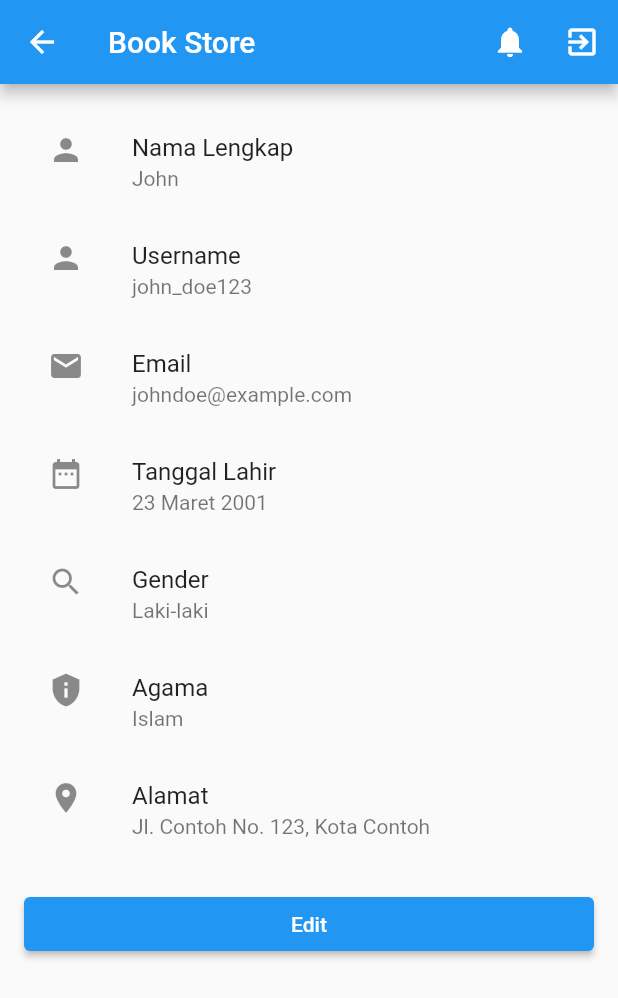
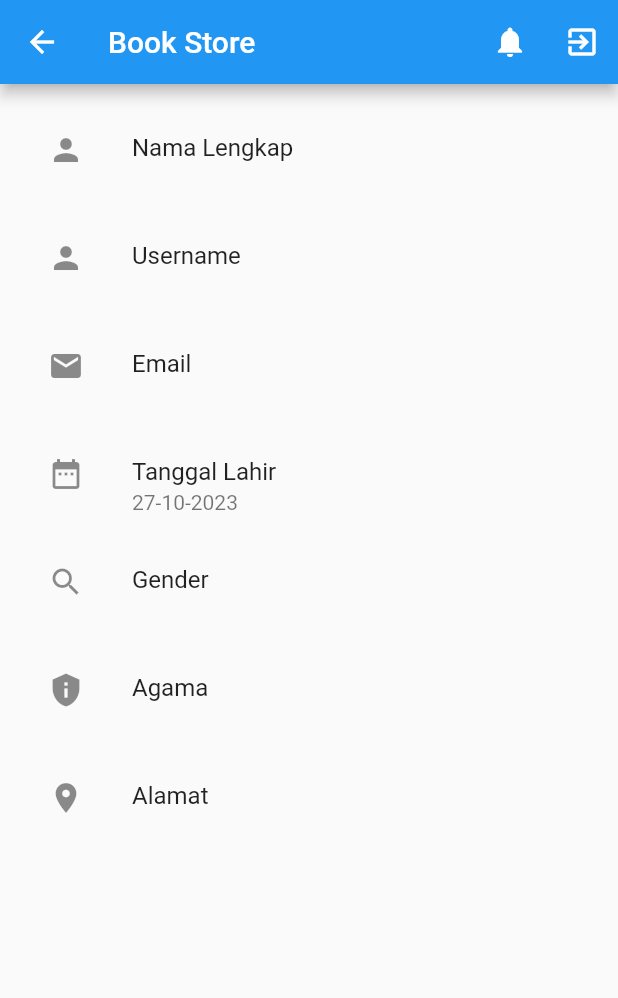
Before and after one commit to radenfebri/project_flutter_23, a Flutter app: the Dashboard screen opened directly, on a phone screen of 412 x 824 dp. Shown: the top 998 px of the screen. Run offline on Flutter 3.47's test engine with Material 2 defaults, Android fonts, the phone set to English and light mode, and no system bars; our stand-ins replace date_field, form_field_validator, get.

Commit message:
fix all getX -> dashboard

```diff
--- a/lib/dashboard_page.dart
+++ b/lib/dashboard_page.dart
@@ -1,4 +1,7 @@
 import 'package:flutter/material.dart';
+import 'package:get/get.dart';
+import 'package:intl/intl.dart';
+import 'package:project_workshop_mobile/controllers/register_controller.dart';
 
 void main() {
   runApp(const MyApp());
@@ -11,13 +14,13 @@ class MyApp extends StatelessWidget {
   Widget build(BuildContext context) {
     return MaterialApp(
       debugShowCheckedModeBanner: false,
-      home: const Dashboard(),
+      home: Dashboard(),
     );
   }
 }
 
 class Dashboard extends StatelessWidget {
-  const Dashboard({Key? key}) : super(key: key);
+  Dashboard({Key? key}) : super(key: key);
 
   Future<void> _logout(BuildContext context) async {
     // Logika logout disini
@@ -28,8 +31,11 @@ class Dashboard extends StatelessWidget {
         context, MaterialPageRoute(builder: (context) => const Login()));
   }
 
+  final register = Get.put(RegisterController());
+
   @override
   Widget build(BuildContext context) {
+    var date = DateFormat('dd-MM-yyyy').format(register.birthdayController!);
     return Scaffold(
         appBar: AppBar(
           title: const Text('Book Store'),
@@ -56,46 +62,46 @@ class Dashboard extends StatelessWidget {
             children: [
               ListTile(
                 title: Text('Nama Lengkap'),
-        subtitle: Text('John'), // Ganti dengan username pengguna
+                subtitle: Text(register.nameController.text),
                 leading: Icon(Icons.person),
               ),
               ListTile(
                 title: Text('Username'),
-        subtitle: Text('john_doe123'), // Ganti dengan username pengguna
+                subtitle: Text(register.usernameController.text),
                 leading: Icon(Icons.person),
               ),
               ListTile(
                 title: Text('Email'),
-        subtitle: Text('johndoe@example.com'), // Ganti dengan alamat email pengguna
+                subtitle: Text(register.emailController.text),
                 leading: Icon(Icons.email),
               ),
               ListTile(
                 title: Text('Tanggal Lahir'),
-        subtitle: Text('23 Maret 2001'), // Ganti dengan alamat email pengguna
+                subtitle: Text(date),
                 leading: Icon(Icons.date_range),
               ),
               ListTile(
                 title: Text('Gender'),
-        subtitle: Text('Laki-laki'), // Ganti dengan alamat email pengguna
+                subtitle: Text(register.genderController.text),
                 leading: Icon(Icons.search),
               ),
               ListTile(
                 title: Text('Agama'),
-        subtitle: Text('Islam'), // Ganti dengan alamat email pengguna
+                subtitle: Text(register.religionController.text),
                 leading: Icon(Icons.privacy_tip),
               ),
               ListTile(
                 title: Text('Alamat'),
-        subtitle: Text('Jl. Contoh No. 123, Kota Contoh'), // Ganti dengan alamat pengguna
+                subtitle: Text(register.addressController.text),
                 leading: Icon(Icons.location_on),
               ),
-      SizedBox(height: 16), // Berikan sedikit jarak antara informasi akun dan tombol
-      ElevatedButton(
-        onPressed: () {
-          // Tambahkan aksi untuk menu 1
-        },
-        child: const Text('Edit'),
-      ),
+              SizedBox(height: 16),
+              // ElevatedButton(
+              //   onPressed: () {
+              //     // Tambahkan aksi untuk menu 1
+              //   },
+              //   child: const Text('Edit'),
+              // ),
             ],
           ),
 )
--- a/lib/main.dart
+++ b/lib/main.dart
@@ -40,7 +40,7 @@ class _MyHomePageState extends State<MyHomePage> {
           mainAxisAlignment: MainAxisAlignment.center,
           children: <Widget>[
             Text(
-              'Selamat datang ${register.religionController.text} di aplikasi Flutter Penjualan Buku!',
+              'Selamat datang di aplikasi Flutter Penjualan Buku!',
             ),
 
             SizedBox(height: 50), // Jarak vertikal antara teks dan tombol
```
Also changed, not shown: lib/login_page.dart (+24 -20 lines), 2 other files. Lines whose indentation alone changed are shown as unchanged.
